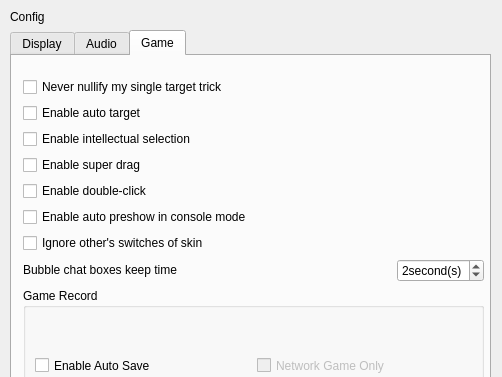
Mogara/QSanguosha-For-Hegemony, file src/dialog/configdialog.ui: the form before one commit; both pictures show x 0 to 502 and y 0 to 377 of the 502 by 603 pixel window.
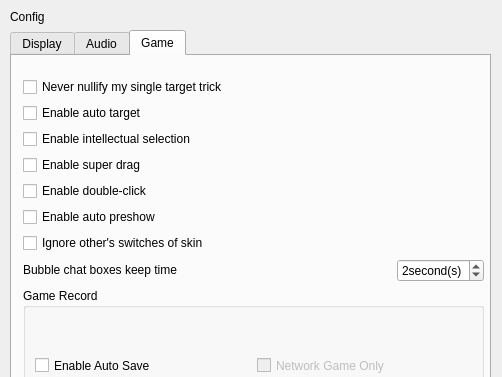
The form after the commit. The open tabs and pages were chosen to show the change.

Commit message: Resolve #220, enable preshowing automatically in on-line game

```diff
--- a/src/dialog/configdialog.ui
+++ b/src/dialog/configdialog.ui
@@ -644,7 +644,7 @@
            <item>
             <widget class="QCheckBox" name="autoPreshowCheckBox">
              <property name="text">
-              <string>Enable auto preshow in console mode</string>
+              <string>Enable auto preshow</string>
              </property>
             </widget>
            </item>
```
Left out of the diff: 4 changed lines with no effect on the pictures. The commit also changes 5 other files.
